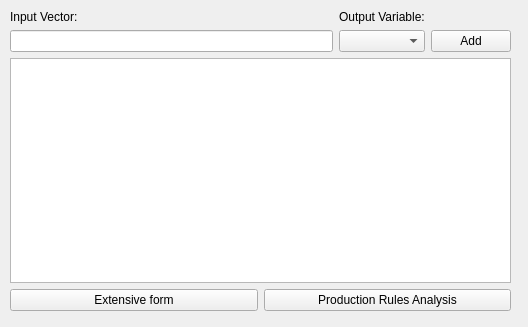
This is fuzzy_logic_gui/flg_compact_rules_page.ui in rafidalhaq/complex-course as Qt 5 draws it before an edit. The edited form follows.
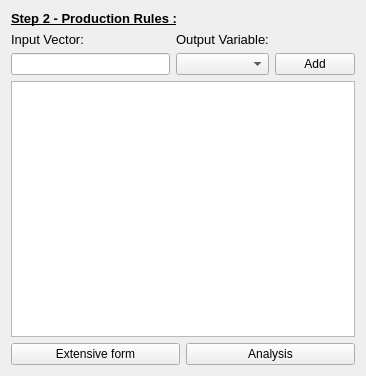
This is the edited form.

What changed in the file:
```diff
--- a/fuzzy_logic_gui/flg_compact_rules_page.ui
+++ b/fuzzy_logic_gui/flg_compact_rules_page.ui
@@ -6,8 +6,8 @@
    <rect>
     <x>0</x>
     <y>0</y>
-    <width>528</width>
-    <height>327</height>
+    <width>366</width>
+    <height>376</height>
    </rect>
   </property>
   <property name="sizePolicy">
@@ -19,15 +19,8 @@
   <property name="windowTitle">
    <string>Form</string>
   </property>
-  <widget class="QWidget" name="verticalLayoutWidget_2">
-   <property name="geometry">
-    <rect>
-     <x>10</x>
-     <y>10</y>
-     <width>501</width>
-     <height>301</height>
-    </rect>
-   </property>
+  <layout class="QGridLayout" name="gridLayout_2">
+   <item row="0" column="0">
    <layout class="QVBoxLayout" name="verticalLayout_3">
     <property name="sizeConstraint">
      <enum>QLayout::SetMaximumSize</enum>
@@ -37,35 +30,60 @@
       <property name="sizeConstraint">
        <enum>QLayout::SetMaximumSize</enum>
       </property>
+       <item>
+        <widget class="QLabel" name="label_3">
+         <property name="font">
+          <font>
+           <pointsize>10</pointsize>
+           <weight>75</weight>
+           <bold>true</bold>
+           <underline>true</underline>
+          </font>
+         </property>
+         <property name="text">
+          <string>Step 2 - Production Rules :</string>
+         </property>
+        </widget>
+       </item>
       <item>
        <layout class="QGridLayout" name="gridLayout">
-        <item row="0" column="1">
-         <widget class="QLabel" name="label_2">
-          <property name="text">
-           <string>Output Variable:</string>
-          </property>
-         </widget>
-        </item>
-        <item row="1" column="1">
-         <widget class="QComboBox" name="m_outputCombo"/>
-        </item>
-        <item row="0" column="0">
-         <widget class="QLabel" name="label">
-          <property name="text">
-           <string>Input Vector:</string>
-          </property>
-         </widget>
-        </item>
-        <item row="1" column="0">
-         <widget class="QLineEdit" name="m_inputVector"/>
-        </item>
-        <item row="1" column="2">
+         <item row="2" column="2">
          <widget class="QPushButton" name="m_addButton">
           <property name="text">
            <string>Add</string>
           </property>
          </widget>
         </item>
+         <item row="2" column="0">
+          <widget class="QLineEdit" name="m_inputVector"/>
+         </item>
+         <item row="1" column="0">
+          <widget class="QLabel" name="label">
+           <property name="font">
+            <font>
+             <pointsize>10</pointsize>
+            </font>
+           </property>
+           <property name="text">
+            <string>Input Vector:</string>
+           </property>
+          </widget>
+         </item>
+         <item row="2" column="1">
+          <widget class="QComboBox" name="m_outputCombo"/>
+         </item>
+         <item row="1" column="1">
+          <widget class="QLabel" name="label_2">
+           <property name="font">
+            <font>
+             <pointsize>10</pointsize>
+            </font>
+           </property>
+           <property name="text">
+            <string>Output Variable:</string>
+           </property>
+          </widget>
+         </item>
        </layout>
       </item>
       <item>
@@ -83,7 +101,7 @@
         <item>
          <widget class="QPushButton" name="pushButton_2">
           <property name="text">
-           <string>Production Rules Analysis</string>
+            <string>Analysis</string>
           </property>
          </widget>
         </item>
@@ -92,7 +110,8 @@
      </layout>
     </item>
    </layout>
-  </widget>
+   </item>
+  </layout>
  </widget>
  <resources/>
  <connections/>
```
Lines whose indentation alone changed are shown as unchanged.
